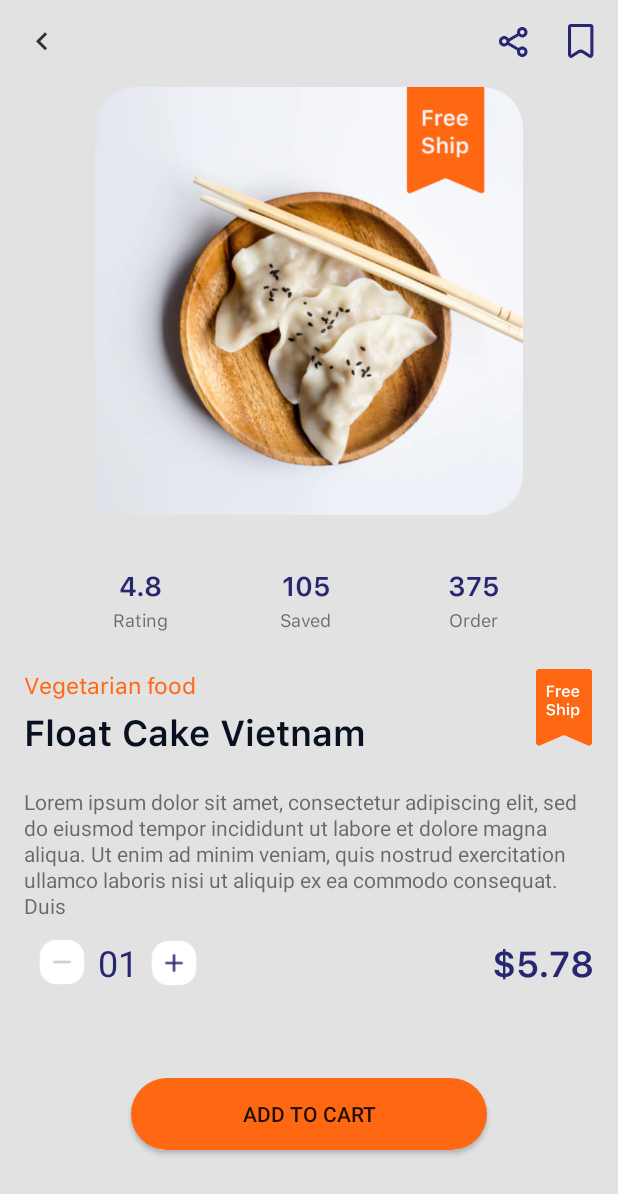
After one commit to Sreejan100/projects, an Android app: the DetailsActivity screen opened directly, with no data from a screen before it, on a phone screen of 412 x 824 dp. The commit adds this screen. Shown: the top 1194 px of the screen. Run offline under Robolectric (Android 15) with nearby library versions, the phone set to English and light mode, and no system bars.

Commit message:
"College Project"

```diff
--- a/Food Delivery System/app/src/main/AndroidManifest.xml
+++ b/Food Delivery System/app/src/main/AndroidManifest.xml
@@ -11,7 +11,9 @@
         android:roundIcon="@mipmap/ic_launcher_round"
         android:supportsRtl="true"
         android:theme="@style/AppTheme">
-        <activity android:name=".Dashboard"></activity>
+        <activity android:name=".DetailsActivity"></activity>
+        <activity android:name=".Dashboard"
+            />
         <activity android:name=".CreateAccount" />
         <activity android:name=".LoginActivity" />
         <activity android:name=".splashscreen">
--- a/Food Delivery System/app/src/main/java/com/example/registrationpage/CreateAccount.java
+++ b/Food Delivery System/app/src/main/java/com/example/registrationpage/CreateAccount.java
@@ -2,6 +2,7 @@ package com.example.registrationpage;
 
 import androidx.annotation.NonNull;
 import androidx.appcompat.app.AppCompatActivity;
+import androidx.appcompat.widget.AppCompatButton;
 
 import android.app.ProgressDialog;
 import android.content.Intent;
@@ -26,7 +27,7 @@ public class CreateAccount extends AppCompatActivity {
     TextView mobile;
     ProgressDialog progressDialog;
     FirebaseDatabase database;
-    Button btn;
+    AppCompatButton btn;
     private FirebaseAuth auth;
     @Override
     protected void onCreate(Bundle savedInstanceState) {
@@ -42,7 +43,7 @@ public class CreateAccount extends AppCompatActivity {
         progressDialog.setTitle("Creating Account");
         progressDialog.setMessage("We are setting up your account");
         database = FirebaseDatabase.getInstance();
-        btn = (Button)findViewById(R.id.signup);
+        btn = (AppCompatButton)findViewById(R.id.signup);
 
         btn.setOnClickListener(new View.OnClickListener() {
             @Override
--- /dev/null
+++ b/Food Delivery System/app/src/main/java/com/example/registrationpage/DetailsActivity.java
@@ -0,0 +1,14 @@
+package com.example.registrationpage;
+
+import androidx.appcompat.app.AppCompatActivity;
+
+import android.os.Bundle;
+
+public class DetailsActivity extends AppCompatActivity {
+
+    @Override
+    protected void onCreate(Bundle savedInstanceState) {
+        super.onCreate(savedInstanceState);
+        setContentView(R.layout.activity_details);
+    }
+}
--- a/Food Delivery System/app/src/main/java/com/example/registrationpage/LoginActivity.java
+++ b/Food Delivery System/app/src/main/java/com/example/registrationpage/LoginActivity.java
@@ -2,6 +2,7 @@ package com.example.registrationpage;
 
 import androidx.annotation.NonNull;
 import androidx.appcompat.app.AppCompatActivity;
+import androidx.appcompat.widget.AppCompatButton;
 
 import android.app.ProgressDialog;
 import android.content.Intent;
@@ -20,7 +21,7 @@ public class LoginActivity extends AppCompatActivity {
      TextView signup;
      TextView username;
      TextView password;
-     Button btn;
+     AppCompatButton btn;
      ProgressDialog progressDialog;
      private FirebaseAuth auth;
     @Override
@@ -29,7 +30,7 @@ public class LoginActivity extends AppCompatActivity {
         setContentView(R.layout.activity_login);
         username = (TextView)findViewById(R.id.username);
         password = (TextView)findViewById(R.id.password);
-        btn = (Button)findViewById(R.id.loginbutton);
+        btn = (AppCompatButton) findViewById(R.id.loginbutton);
         auth = FirebaseAuth.getInstance();
 
         progressDialog = new ProgressDialog(LoginActivity.this);
--- a/Food Delivery System/app/src/main/java/com/example/registrationpage/adapter/AsiaFoodAdapter.java
+++ b/Food Delivery System/app/src/main/java/com/example/registrationpage/adapter/AsiaFoodAdapter.java
@@ -1,6 +1,7 @@
 package com.example.registrationpage.adapter;
 
 import android.content.Context;
+import android.content.Intent;
 import android.view.LayoutInflater;
 import android.view.View;
 import android.view.ViewGroup;
@@ -10,6 +11,7 @@ import android.widget.TextView;
 import androidx.annotation.NonNull;
 import androidx.recyclerview.widget.RecyclerView;
 
+import com.example.registrationpage.DetailsActivity;
 import com.example.registrationpage.R;
 import com.example.registrationpage.model.AsiaFood;
 
@@ -41,6 +43,13 @@ public class AsiaFoodAdapter extends RecyclerView.Adapter<AsiaFoodAdapter.AsiaFo
         holder.price.setText(asiaFood.get(position).getPrice());
         holder.rating.setText(asiaFood.get(position).getRating());
         holder.restaurantName.setText(asiaFood.get(position).getRestaurantname());
+        holder.itemView.setOnClickListener(new View.OnClickListener(){
+            @Override
+            public void onClick(View view) {
+                Intent intent = new Intent(context, DetailsActivity.class);
+                context.startActivity(intent);
+            }
+        });
 
     }
 
--- a/Food Delivery System/app/src/main/java/com/example/registrationpage/adapter/PopularFoodAdapter.java
+++ b/Food Delivery System/app/src/main/java/com/example/registrationpage/adapter/PopularFoodAdapter.java
@@ -1,6 +1,7 @@
 package com.example.registrationpage.adapter;
 
 import android.content.Context;
+import android.content.Intent;
 import android.view.LayoutInflater;
 import android.view.View;
 import android.view.ViewGroup;
@@ -10,6 +11,7 @@ import android.widget.TextView;
 import androidx.annotation.NonNull;
 import androidx.recyclerview.widget.RecyclerView;
 
+import com.example.registrationpage.DetailsActivity;
 import com.example.registrationpage.R;
 import com.example.registrationpage.model.PopularFood;
 
@@ -38,6 +40,14 @@ public class PopularFoodAdapter extends RecyclerView.Adapter<PopularFoodAdapter.
         holder.name.setText(popularFoodList.get(position).getName());
         holder.price.setText(popularFoodList.get(position).getPrice());
 
+        holder.itemView.setOnClickListener(new View.OnClickListener(){
+            @Override
+            public void onClick(View view) {
+                Intent intent = new Intent(context, DetailsActivity.class);
+                context.startActivity(intent);
+            }
+        });
+
     }
 
     @Override
--- /dev/null
+++ b/Food Delivery System/app/src/main/res/drawable/details_cart_button_bg.xml
@@ -0,0 +1,12 @@
+<?xml version="1.0" encoding="utf-8"?>
+<shape xmlns:android="http://schemas.android.com/apk/res/android">
+
+    <gradient android:startColor="#FF6813"
+              android:endColor="#FF6813"/>
+
+    <corners  android:bottomLeftRadius="25dp"
+              android:bottomRightRadius="25dp"
+             android:topRightRadius="25dp"
+        android:topLeftRadius="25dp"/>
+
+</shape>
--- a/Food Delivery System/app/src/main/res/layout/activity_create_account.xml
+++ b/Food Delivery System/app/src/main/res/layout/activity_create_account.xml
@@ -53,7 +53,7 @@
         android:padding="16dp"
         android:background="@drawable/edittextback"/>
 
-    <Button
+    <androidx.appcompat.widget.AppCompatButton
         android:id="@+id/signup"
         android:layout_width="325dp"
         android:layout_height="70dp"
--- a/Food Delivery System/app/src/main/res/layout/activity_dashboard.xml
+++ b/Food Delivery System/app/src/main/res/layout/activity_dashboard.xml
@@ -162,9 +162,9 @@
                 android:layout_width="wrap_content"
                 android:layout_height="wrap_content"
                 android:clickable="true"
+                android:src="@drawable/ic_baseline_location_on_24"
                 app:backgroundTint="#ff6813"
                 app:layout_anchor="@id/bottomAppBar2"
-                android:src="@drawable/ic_baseline_location_on_24"
                 tools:ignore="VectorDrawableCompat" />
         </androidx.coordinatorlayout.widget.CoordinatorLayout>
 
--- /dev/null
+++ b/Food Delivery System/app/src/main/res/layout/activity_details.xml
@@ -0,0 +1,243 @@
+<?xml version="1.0" encoding="utf-8"?>
+<androidx.constraintlayout.widget.ConstraintLayout xmlns:android="http://schemas.android.com/apk/res/android"
+    xmlns:app="http://schemas.android.com/apk/res-auto"
+    xmlns:tools="http://schemas.android.com/tools"
+    android:layout_width="match_parent"
+    android:layout_height="match_parent"
+    android:background="#E2E2E2"
+    tools:context=".DetailsActivity">
+
+    <ImageView
+        android:id="@+id/imageView3"
+        android:layout_width="wrap_content"
+        android:layout_height="wrap_content"
+        android:layout_marginStart="16dp"
+        android:layout_marginLeft="16dp"
+        android:layout_marginTop="16dp"
+        android:src="@drawable/ic_keyboard_arrow_left_black_24dp"
+        app:layout_constraintStart_toStartOf="parent"
+        app:layout_constraintTop_toTopOf="parent" />
+
+    <ImageView
+        android:id="@+id/imageView4"
+        android:layout_width="wrap_content"
+        android:layout_height="wrap_content"
+        android:layout_marginEnd="24dp"
+        android:layout_marginRight="24dp"
+        app:layout_constraintBottom_toBottomOf="@+id/imageView5"
+        app:layout_constraintEnd_toStartOf="@+id/imageView5"
+        app:layout_constraintTop_toTopOf="@+id/imageView5"
+        app:srcCompat="@drawable/ic_bx_share_alt_1" />
+
+    <ImageView
+        android:id="@+id/imageView5"
+        android:layout_width="wrap_content"
+        android:layout_height="wrap_content"
+        android:layout_marginTop="16dp"
+        android:layout_marginEnd="16dp"
+        android:layout_marginRight="16dp"
+        app:layout_constraintEnd_toEndOf="parent"
+        app:layout_constraintTop_toTopOf="parent"
+        app:srcCompat="@drawable/ic_rectangle_344" />
+
+    <ImageView
+        android:id="@+id/imageView6"
+        android:layout_width="285dp"
+        android:layout_height="305dp"
+        android:layout_marginTop="8dp"
+        app:layout_constraintEnd_toEndOf="parent"
+        app:layout_constraintStart_toStartOf="parent"
+        app:layout_constraintTop_toBottomOf="@+id/imageView3"
+        app:srcCompat="@drawable/popularfood1" />
+
+    <TextView
+        android:id="@+id/rating1"
+        android:layout_width="wrap_content"
+        android:layout_height="wrap_content"
+        android:layout_marginTop="24dp"
+        android:fontFamily="@font/semibold"
+        android:text="4.8"
+        android:textColor="#272670"
+        android:textSize="18sp"
+        app:layout_constraintEnd_toStartOf="@+id/savedmeasure"
+        app:layout_constraintHorizontal_bias="0.5"
+        app:layout_constraintStart_toStartOf="parent"
+        app:layout_constraintTop_toBottomOf="@+id/imageView6" />
+
+    <TextView
+        android:id="@+id/savedmeasure"
+        android:layout_width="wrap_content"
+        android:layout_height="wrap_content"
+        android:fontFamily="@font/semibold"
+        android:text="105"
+        android:textColor="#272670"
+        android:textSize="18sp"
+        app:layout_constraintBottom_toBottomOf="@+id/rating1"
+        app:layout_constraintEnd_toStartOf="@+id/ordermeasure"
+        app:layout_constraintHorizontal_bias="0.5"
+        app:layout_constraintStart_toEndOf="@+id/rating1"
+        app:layout_constraintTop_toTopOf="@+id/rating1" />
+
+    <TextView
+        android:id="@+id/ordermeasure"
+        android:layout_width="wrap_content"
+        android:layout_height="wrap_content"
+        android:fontFamily="@font/semibold"
+        android:text="375"
+        android:textColor="#272670"
+        android:textSize="18sp"
+        app:layout_constraintBottom_toBottomOf="@+id/savedmeasure"
+        app:layout_constraintEnd_toEndOf="parent"
+        app:layout_constraintHorizontal_bias="0.5"
+        app:layout_constraintStart_toEndOf="@+id/savedmeasure"
+        app:layout_constraintTop_toTopOf="@+id/savedmeasure" />
+
+    <TextView
+        android:id="@+id/ratingname"
+        android:layout_width="wrap_content"
+        android:layout_height="wrap_content"
+        android:layout_marginTop="2dp"
+        android:fontFamily="@font/regular"
+        android:text="Rating"
+        android:textSize="12sp"
+        app:layout_constraintEnd_toEndOf="@+id/rating1"
+        app:layout_constraintStart_toStartOf="@+id/rating1"
+        app:layout_constraintTop_toBottomOf="@+id/rating1" />
+
+    <TextView
+        android:id="@+id/savedmeasurename"
+        android:layout_width="wrap_content"
+        android:layout_height="wrap_content"
+        android:layout_marginTop="2dp"
+        android:fontFamily="@font/regular"
+        android:text="Saved"
+        android:textSize="12sp"
+        app:layout_constraintEnd_toEndOf="@+id/savedmeasure"
+        app:layout_constraintStart_toStartOf="@+id/savedmeasure"
+        app:layout_constraintTop_toBottomOf="@+id/savedmeasure" />
+
+    <TextView
+        android:id="@+id/ordername"
+        android:layout_width="wrap_content"
+        android:layout_height="wrap_content"
+        android:layout_marginTop="2dp"
+        android:fontFamily="@font/regular"
+        android:text="Order"
+        android:textSize="12sp"
+        app:layout_constraintEnd_toEndOf="@+id/ordermeasure"
+        app:layout_constraintStart_toStartOf="@+id/ordermeasure"
+        app:layout_constraintTop_toBottomOf="@+id/ordermeasure" />
+
+    <TextView
+        android:id="@+id/typeoffood"
+        android:layout_width="wrap_content"
+        android:layout_height="wrap_content"
+        android:layout_marginStart="16dp"
+        android:layout_marginLeft="16dp"
+        android:layout_marginTop="24dp"
+        android:fontFamily="@font/regular"
+        android:text="Vegetarian food"
+        android:textColor="#ff6813"
+        android:textSize="15sp"
+        app:layout_constraintStart_toStartOf="parent"
+        app:layout_constraintTop_toBottomOf="@+id/ratingname" />
+
+    <TextView
+        android:id="@+id/nameoffood"
+        android:layout_width="wrap_content"
+        android:layout_height="wrap_content"
+        android:layout_marginTop="4dp"
+        android:fontFamily="@font/semibold"
+        android:text="Float Cake Vietnam"
+        android:textColor="#091020"
+        android:textSize="24sp"
+        app:layout_constraintStart_toStartOf="@+id/typeoffood"
+        app:layout_constraintTop_toBottomOf="@+id/typeoffood" />
+
+    <ImageView
+        android:id="@+id/imageView7"
+        android:layout_width="40dp"
+        android:layout_height="52dp"
+        android:layout_marginEnd="16dp"
+        android:layout_marginRight="16dp"
+        app:layout_constraintEnd_toEndOf="parent"
+        app:layout_constraintTop_toTopOf="@+id/typeoffood"
+        app:srcCompat="@drawable/tagfree" />
+
+    <TextView
+        android:id="@+id/fooddesc"
+        android:layout_width="0dp"
+        android:layout_height="wrap_content"
+        android:layout_marginStart="16dp"
+        android:layout_marginLeft="16dp"
+        android:layout_marginTop="20dp"
+        android:layout_marginEnd="16dp"
+        android:layout_marginRight="16dp"
+        android:lineSpacingExtra="1dp"
+        android:text="Lorem ipsum dolor sit amet, consectetur adipiscing elit, sed do eiusmod tempor incididunt ut labore et dolore magna aliqua. Ut enim ad minim veniam, quis nostrud exercitation ullamco laboris nisi ut aliquip ex ea commodo consequat. Duis  "
+        app:layout_constraintEnd_toEndOf="parent"
+        app:layout_constraintStart_toStartOf="parent"
+        app:layout_constraintTop_toBottomOf="@+id/nameoffood" />
+
+    <ImageView
+        android:id="@+id/imageView8"
+        android:layout_width="40dp"
+        android:layout_height="40dp"
+        android:layout_marginStart="21dp"
+        android:layout_marginLeft="21dp"
+        android:layout_marginTop="8dp"
+        app:layout_constraintStart_toStartOf="parent"
+        app:layout_constraintTop_toBottomOf="@+id/fooddesc"
+        android:src="@drawable/ic_group_400" />
+
+    <TextView
+        android:id="@+id/textView11"
+        android:layout_width="wrap_content"
+        android:layout_height="wrap_content"
+        android:layout_marginStart="4dp"
+        android:layout_marginLeft="4dp"
+        android:text="01"
+        android:textColor="#272670"
+        android:textSize="24sp"
+        app:layout_constraintBottom_toBottomOf="@+id/imageView8"
+        app:layout_constraintStart_toEndOf="@+id/imageView8"
+        app:layout_constraintTop_toTopOf="@+id/imageView8" />
+
+    <ImageView
+        android:id="@+id/imageView9"
+        android:layout_width="40dp"
+        android:layout_height="40dp"
+        android:layout_marginStart="4dp"
+        android:layout_marginLeft="4dp"
+        app:layout_constraintBottom_toBottomOf="@+id/textView11"
+        app:layout_constraintStart_toEndOf="@+id/textView11"
+        app:layout_constraintTop_toTopOf="@+id/textView11"
+        android:src="@drawable/ic_group_401" />
+
+    <TextView
+        android:id="@+id/pricetag"
+        android:layout_width="wrap_content"
+        android:layout_height="wrap_content"
+        android:layout_marginEnd="16dp"
+        android:layout_marginRight="16dp"
+        android:fontFamily="@font/semibold"
+        android:text="$5.78"
+        android:textColor="#272670"
+        android:textSize="24sp"
+        app:layout_constraintBottom_toBottomOf="@+id/imageView9"
+        app:layout_constraintEnd_toEndOf="parent"
+        app:layout_constraintTop_toTopOf="@+id/imageView9" />
+
+    <androidx.appcompat.widget.AppCompatButton
+        android:id="@+id/addtocart"
+        android:layout_width="237dp"
+        android:layout_height="wrap_content"
+        android:background="@drawable/details_cart_button_bg"
+        android:text="Add to Cart"
+        app:layout_constraintBottom_toBottomOf="parent"
+        app:layout_constraintEnd_toEndOf="parent"
+        app:layout_constraintStart_toStartOf="parent"
+        app:layout_constraintTop_toBottomOf="@+id/imageView8" />
+
+
+</androidx.constraintlayout.widget.ConstraintLayout>
--- a/Food Delivery System/app/src/main/res/layout/activity_login.xml
+++ b/Food Delivery System/app/src/main/res/layout/activity_login.xml
@@ -40,7 +40,7 @@
         android:background="@drawable/edittextback"
         />
 
-    <Button
+    <androidx.appcompat.widget.AppCompatButton
         android:layout_width="325dp"
         android:id="@+id/loginbutton"
         android:layout_height="72dp"
--- a/Food Delivery System/app/src/main/res/values/styles.xml
+++ b/Food Delivery System/app/src/main/res/values/styles.xml
@@ -1,7 +1,7 @@
 <resources>
 
     <!-- Base application theme. -->
-    <style name="AppTheme" parent="Theme.MaterialComponents.Light.NoActionBar">
+    <style name="AppTheme" parent="Theme.MaterialComponents.DayNight.NoActionBar">
         <!-- Customize your theme here. -->
         <item name="colorPrimary">#fff</item>
 
```
